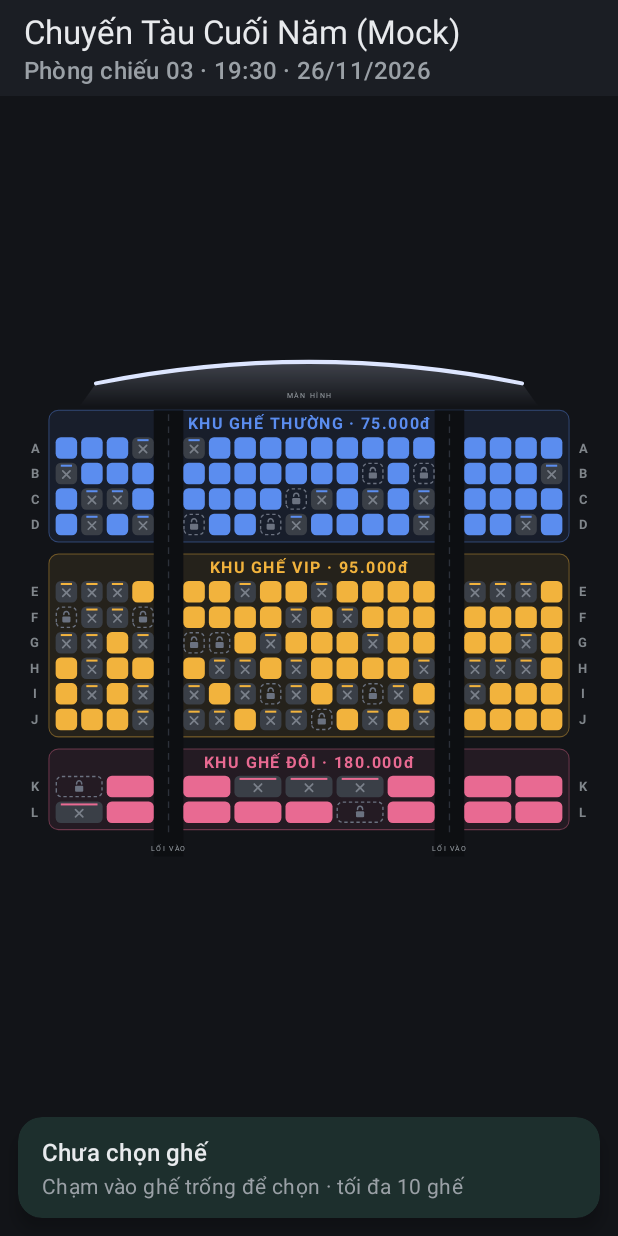
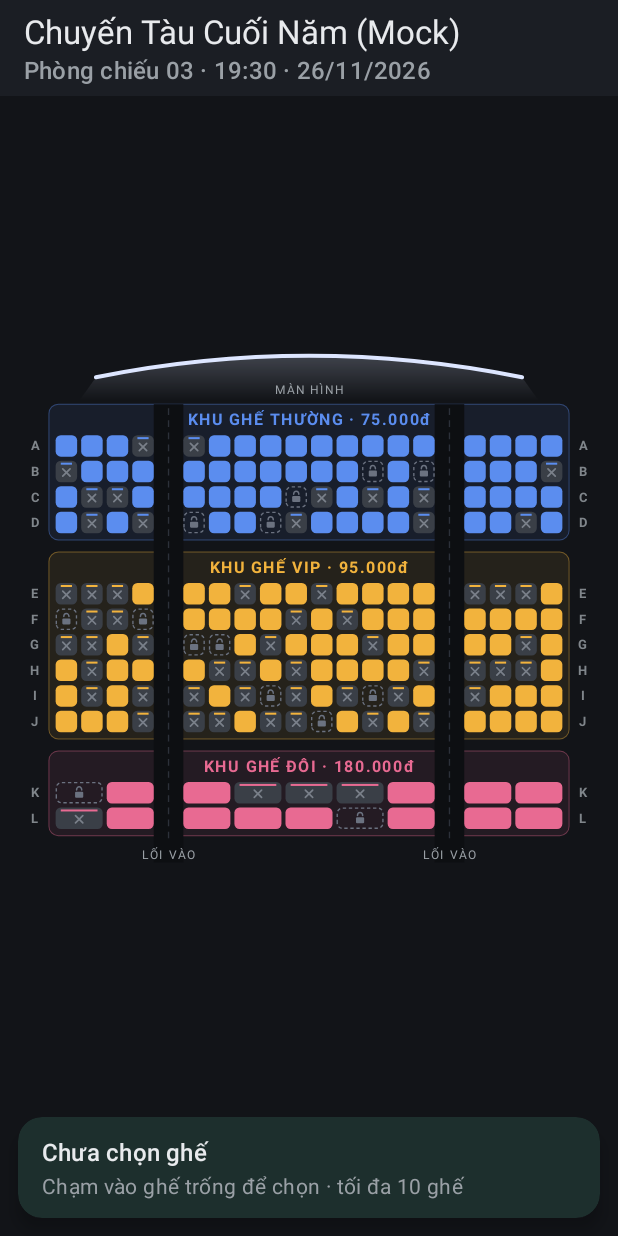
Before and after one commit to 24120012NhatNguyen/spatial_map, an Android app: the screen it shows after launch (MainActivity), on a phone screen of 412 x 824 dp. Run offline under Robolectric (Android 15) with nearby library versions, the phone set to English and light mode, and no system bars.

Commit message:
perf(map): cache zone label metrics and cull off-screen labels
Zone label sizes are measured only when the effective minimum size
changes instead of on every frame, and row labels outside the visible
world rect are skipped. Screen and entrance labels now also keep a
minimum on-screen size, and zone headers get more height so labels
stay legible at the default landscape zoom.

```diff
--- a/app/src/main/java/com/example/cinemamap/data/MockCinemaRepository.java
+++ b/app/src/main/java/com/example/cinemamap/data/MockCinemaRepository.java
@@ -19,7 +19,7 @@ public final class MockCinemaRepository {
     public static final float ROW_PITCH = SEAT_SIZE + SEAT_GAP;
     public static final float AISLE_WIDTH = 44f;
     public static final float SIDE_MARGIN = 56f;
-    public static final float ZONE_HEADER_HEIGHT = 40f;
+    public static final float ZONE_HEADER_HEIGHT = 46f;
     public static final float ZONE_PADDING = 10f;
     public static final float ZONE_GAP = 18f;
 
--- a/app/src/main/java/com/example/cinemamap/ui/map/SeatRenderer.java
+++ b/app/src/main/java/com/example/cinemamap/ui/map/SeatRenderer.java
@@ -30,6 +30,8 @@ import java.util.List;
  */
 final class SeatRenderer {
 
+    private static final String SCREEN_LABEL = "MÀN HÌNH";
+    private static final String ENTRANCE_LABEL = "LỐI VÀO";
     private static final float SEAT_TEXT_SIZE = 13f;
     private static final float ZONE_LABEL_SIZE = 16f;
     private static final float ROW_LABEL_SIZE = 14f;
@@ -37,6 +39,9 @@ final class SeatRenderer {
     /** Kích thước tối thiểu (dp trên màn hình) để nhãn phân khu/hàng vẫn đọc được khi thu nhỏ. */
     private static final float MIN_ZONE_LABEL_DP = 11f;
     private static final float MIN_ROW_LABEL_DP = 9f;
+    private static final float MIN_SMALL_LABEL_DP = 8f;
+    /** Cỡ chữ tối đa (world) cho nhãn "MÀN HÌNH"/"LỐI VÀO" để không đè lên ghế. */
+    private static final float MAX_SMALL_LABEL_SIZE = 18f;
     private static final int ZONE_FILL_ALPHA = 0x16;
     private static final int ZONE_STROKE_ALPHA = 0x66;
 
@@ -69,7 +74,7 @@ final class SeatRenderer {
     /** Tỷ lệ baseline/cỡ chữ – dùng khi cỡ chữ nhãn thay đổi theo mức zoom. */
     private final float zoneLabelBaselineRatio;
     private final float rowLabelBaselineRatio;
-    private final float smallLabelBaseline;
+    private final float smallLabelBaselineRatio;
 
     private final RectF tmpRect = new RectF();
     private final Path screenPath = new Path();
@@ -79,6 +84,9 @@ final class SeatRenderer {
     private RectF[] seatRects = new RectF[0];
     private RectF[] zoneRects = new RectF[0];
     private int[] zoneColors = new int[0];
+    /** Cỡ chữ nhãn phân khu đã tính cho {@link #cachedZoneMinSize}; chỉ đo lại khi mức zoom đổi. */
+    private float[] zoneLabelSizes = new float[0];
+    private float cachedZoneMinSize = Float.NaN;
     private RectF[] aisleRects = new RectF[0];
     private float screenLabelX;
     private float screenLabelY;
@@ -140,7 +148,7 @@ final class SeatRenderer {
         smallLabelPaint.setTextAlign(Paint.Align.CENTER);
         smallLabelPaint.setTextSize(SMALL_LABEL_SIZE);
         smallLabelPaint.setLetterSpacing(0.15f);
-        smallLabelBaseline = centeredBaseline(smallLabelPaint);
+        smallLabelBaselineRatio = centeredBaseline(smallLabelPaint) / SMALL_LABEL_SIZE;
 
         screenPaint.setStyle(Paint.Style.STROKE);
         screenPaint.setStrokeWidth(6f);
@@ -159,6 +167,8 @@ final class SeatRenderer {
         List<Zone> zones = layout.getZones();
         zoneRects = new RectF[zones.size()];
         zoneColors = new int[zones.size()];
+        zoneLabelSizes = new float[zones.size()];
+        cachedZoneMinSize = Float.NaN;
         for (int i = 0; i < zoneRects.length; i++) {
             zoneRects[i] = toRectF(zones.get(i).getBounds());
             zoneColors[i] = typeColor(zones.get(i).getType());
@@ -204,11 +214,16 @@ final class SeatRenderer {
      */
     void draw(Canvas canvas, CinemaLayout layout, boolean[] selected, float[] visible,
               float scale, float density, boolean showNumbers) {
+        float smallLabelSize = Math.min(Math.max(SMALL_LABEL_SIZE, MIN_SMALL_LABEL_DP * density / scale),
+                MAX_SMALL_LABEL_SIZE);
+        smallLabelPaint.setTextSize(smallLabelSize);
+        float smallBaseline = smallLabelSize * smallLabelBaselineRatio;
+
         drawZones(canvas);
-        drawAisles(canvas);
-        drawScreen(canvas);
+        drawAisles(canvas, smallBaseline);
+        drawScreen(canvas, smallBaseline);
         drawZoneLabels(canvas, layout.getZones(), MIN_ZONE_LABEL_DP * density / scale);
-        drawRowLabels(canvas, layout.getRowLabels(), MIN_ROW_LABEL_DP * density / scale);
+        drawRowLabels(canvas, layout.getRowLabels(), MIN_ROW_LABEL_DP * density / scale, visible);
 
         List<Seat> seats = layout.getSeats();
         for (int i = 0, n = seats.size(); i < n; i++) {
@@ -235,45 +250,65 @@ final class SeatRenderer {
      * tối thiểu trên màn hình) và không vượt quá vùng tiêu đề của phân khu.
      */
     private void drawZoneLabels(Canvas canvas, List<Zone> zones, float minSize) {
+        if (minSize != cachedZoneMinSize) {
+            computeZoneLabelSizes(zones, minSize);
+        }
         for (int i = 0, n = zones.size(); i < n; i++) {
             Zone zone = zones.get(i);
             WorldRect header = zone.getHeaderBounds();
-            float size = Math.min(Math.max(ZONE_LABEL_SIZE, minSize), header.height() * 0.62f);
+            float size = zoneLabelSizes[i];
             zoneLabelPaint.setTextSize(size);
-            float width = zoneLabelPaint.measureText(zone.getLabel());
-            float maxWidth = header.width() * 0.96f;
-            if (width > maxWidth) {
-                size *= maxWidth / width;
-                zoneLabelPaint.setTextSize(size);
-            }
             zoneLabelPaint.setColor(zoneColors[i]);
             canvas.drawText(zone.getLabel(), header.centerX(),
                     header.centerY() + size * zoneLabelBaselineRatio, zoneLabelPaint);
         }
     }
 
-    private void drawAisles(Canvas canvas) {
+    private void drawAisles(Canvas canvas, float labelBaseline) {
         for (RectF aisle : aisleRects) {
             canvas.drawRect(aisle, aislePaint);
             float cx = aisle.centerX();
             canvas.drawLine(cx, aisle.top + 6f, cx, aisle.bottom - 30f, aisleLinePaint);
-            canvas.drawText("LỐI VÀO", cx, aisle.bottom - 12f + smallLabelBaseline, smallLabelPaint);
+            canvas.drawText(ENTRANCE_LABEL, cx, aisle.bottom - 12f + labelBaseline, smallLabelPaint);
         }
     }
 
-    private void drawScreen(Canvas canvas) {
+    private void drawScreen(Canvas canvas, float labelBaseline) {
         canvas.drawPath(screenGlowPath, screenGlowPaint);
         canvas.drawPath(screenPath, screenPaint);
-        canvas.drawText("MÀN HÌNH", screenLabelX, screenLabelY + smallLabelBaseline, smallLabelPaint);
+        canvas.drawText(SCREEN_LABEL, screenLabelX, screenLabelY + labelBaseline, smallLabelPaint);
     }
 
-    private void drawRowLabels(Canvas canvas, List<RowLabel> labels, float minSize) {
+    /** Đo lại cỡ chữ vừa vùng tiêu đề – chỉ chạy khi mức zoom (cỡ tối thiểu) thay đổi. */
+    private void computeZoneLabelSizes(List<Zone> zones, float minSize) {
+        for (int i = 0, n = zones.size(); i < n; i++) {
+            Zone zone = zones.get(i);
+            WorldRect header = zone.getHeaderBounds();
+            float size = Math.min(Math.max(ZONE_LABEL_SIZE, minSize), header.height() * 0.66f);
+            zoneLabelPaint.setTextSize(size);
+            float width = zoneLabelPaint.measureText(zone.getLabel());
+            float maxWidth = header.width() * 0.96f;
+            if (width > maxWidth) {
+                size *= maxWidth / width;
+            }
+            zoneLabelSizes[i] = size;
+        }
+        cachedZoneMinSize = minSize;
+    }
+
+    private void drawRowLabels(Canvas canvas, List<RowLabel> labels, float minSize, float[] visible) {
         float size = Math.min(Math.max(ROW_LABEL_SIZE, minSize), MockCinemaRepository.ROW_PITCH * 0.6f);
         rowLabelPaint.setTextSize(size);
         float baseline = size * rowLabelBaselineRatio;
+        float half = size; // nửa bề rộng/chiều cao ước lượng của một ký tự nhãn hàng
         for (int i = 0, n = labels.size(); i < n; i++) {
             RowLabel label = labels.get(i);
-            canvas.drawText(label.getText(), label.getX(), label.getCenterY() + baseline, rowLabelPaint);
+            float x = label.getX();
+            float y = label.getCenterY();
+            if (x + half < visible[0] || x - half > visible[2] || y + half < visible[1] || y - half > visible[3]) {
+                continue; // Culling nhãn nằm ngoài màn hình.
+            }
+            canvas.drawText(label.getText(), x, y + baseline, rowLabelPaint);
         }
     }
 
```
